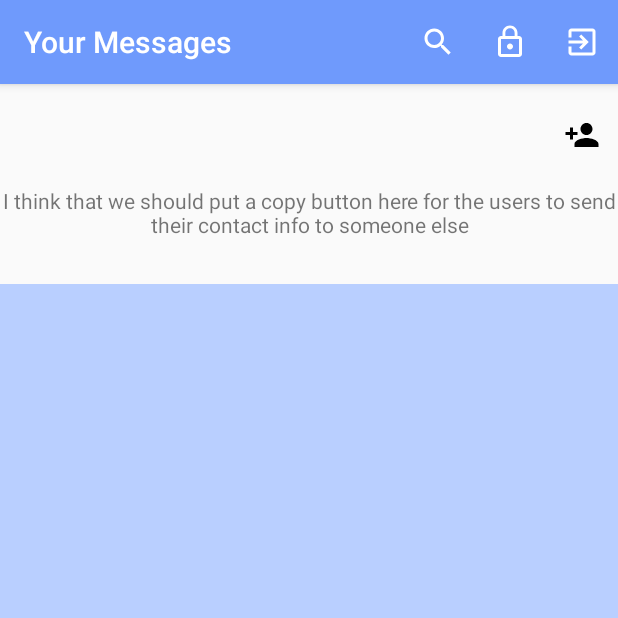
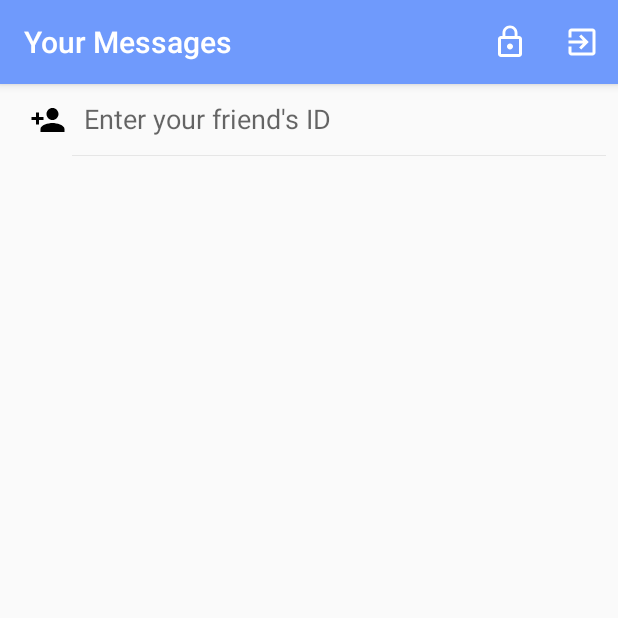
Before and after one commit to DBprod/ChatApp, an Android app: the screen it shows after launch once a user with an empty profile is signed in (MainActivity), on a phone screen of 412 x 824 dp, the top half of it. Run offline under Robolectric (Android 15) with nearby library versions, the phone set to English and light mode, and no system bars; our stand-ins replace Firebase (no records; nobody signed in at launch, a user with empty details on screens opened directly).

Commit message:
Design changes

```diff
--- a/app/src/main/java/com/example/chatapp/MainActivity.java
+++ b/app/src/main/java/com/example/chatapp/MainActivity.java
@@ -45,6 +45,7 @@ public class MainActivity extends AppCompatActivity implements LogoutDialog.Logo
     private BigInteger[] myPublicKey = new BigInteger[2];
     private boolean menuCreated = false;
     private boolean correctKeyInput = false;
+    android.support.v7.widget.SearchView searchView;
 
     private static final String TAG = "MESSAGE";
 
@@ -143,6 +144,44 @@ public class MainActivity extends AppCompatActivity implements LogoutDialog.Logo
                 correctKeyInput = Encryptor.checkKeys(myPublicKey);
                 setMenuKeyIcon(correctKeyInput);
             }
+
+            android.support.v7.widget.SearchView searchView = findViewById(R.id.searchButton);
+
+            searchView.setOnQueryTextListener(new SearchView.OnQueryTextListener() {
+                @Override
+                public boolean onQueryTextSubmit(final String s) {
+                    DatabaseReference receiverUserRef = FirebaseDatabase.getInstance().getReference().child("Users").child(s);
+                    receiverUserRef.addListenerForSingleValueEvent(new ValueEventListener() {
+                        @Override
+                        public void onDataChange(@NonNull DataSnapshot dataSnapshot) {
+                            if(dataSnapshot.hasChild("name")) {
+                                final String receiverName = dataSnapshot.child("name").getValue().toString();
+                                final String receiverMod = dataSnapshot.child("mod").getValue().toString();
+                                final String receiverExp = dataSnapshot.child("exp").getValue().toString();
+                                Intent viewMessagesIntent = new Intent(MainActivity.this, MessageActivity.class);
+                                viewMessagesIntent.putExtra("uid", s);
+                                viewMessagesIntent.putExtra("receiverName", receiverName);
+                                viewMessagesIntent.putExtra("receiverMod", receiverMod);
+                                viewMessagesIntent.putExtra("receiverExp", receiverExp);
+                                startActivity(viewMessagesIntent);
+                            } else {
+                                Toast.makeText(MainActivity.this, "This user does not exist", Toast.LENGTH_LONG).show();
+                            }
+                        }
+
+                        @Override
+                        public void onCancelled(@NonNull DatabaseError databaseError) {
+
+                        }
+                    });
+                    return false;
+                }
+
+                @Override
+                public boolean onQueryTextChange(String s) {
+                    return false;
+                }
+            });
         }
     }
 
@@ -182,45 +221,6 @@ public class MainActivity extends AppCompatActivity implements LogoutDialog.Logo
         this.menu = menu;
         setMenuKeyIcon(Encryptor.checkKeys(myPublicKey));
         menuCreated = true;
-
-        MenuItem searchItem = menu.findItem(R.id.search_button);
-        android.support.v7.widget.SearchView searchView = (android.support.v7.widget.SearchView) searchItem.getActionView();
-
-        searchView.setOnQueryTextListener(new SearchView.OnQueryTextListener() {
-            @Override
-            public boolean onQueryTextSubmit(final String s) {
-                DatabaseReference receiverUserRef = FirebaseDatabase.getInstance().getReference().child("Users").child(s);
-                receiverUserRef.addListenerForSingleValueEvent(new ValueEventListener() {
-                    @Override
-                    public void onDataChange(@NonNull DataSnapshot dataSnapshot) {
-                        if(dataSnapshot.hasChild("name")) {
-                            final String receiverName = dataSnapshot.child("name").getValue().toString();
-                            final String receiverMod = dataSnapshot.child("mod").getValue().toString();
-                            final String receiverExp = dataSnapshot.child("exp").getValue().toString();
-                            Intent viewMessagesIntent = new Intent(MainActivity.this, MessageActivity.class);
-                            viewMessagesIntent.putExtra("uid", s);
-                            viewMessagesIntent.putExtra("receiverName", receiverName);
-                            viewMessagesIntent.putExtra("receiverMod", receiverMod);
-                            viewMessagesIntent.putExtra("receiverExp", receiverExp);
-                            startActivity(viewMessagesIntent);
-                        } else {
-                            Toast.makeText(MainActivity.this, "This user does not exist", Toast.LENGTH_LONG).show();
-                        }
-                    }
-
-                    @Override
-                    public void onCancelled(@NonNull DatabaseError databaseError) {
-
-                    }
-                });
-                return false;
-            }
-
-            @Override
-            public boolean onQueryTextChange(String s) {
-                return false;
-            }
-        });
         return super.onCreateOptionsMenu(menu);
     }
 
@@ -230,9 +230,7 @@ public class MainActivity extends AppCompatActivity implements LogoutDialog.Logo
         int id = item.getItemId();
 
         if (id == R.id.logoutBtn) {
-            prefEditor.clear().commit();
             openDialog();
-//            mAuth.signOut();
         }
         if (id == R.id.privateKeyInput){
             ClipboardManager clipboard = (ClipboardManager) getSystemService(CLIPBOARD_SERVICE);
@@ -287,6 +285,7 @@ public class MainActivity extends AppCompatActivity implements LogoutDialog.Logo
     public void logout(boolean logout) {
         if(logout){
             mAuth.signOut();
+            prefEditor.clear().commit();
         }
     }
 }
--- a/app/src/main/res/layout/activity_main.xml
+++ b/app/src/main/res/layout/activity_main.xml
@@ -10,29 +10,14 @@
     <android.support.v7.widget.SearchView
         android:layout_width="match_parent"
         android:layout_height="wrap_content"
-        android:id="@+id/searchUsersBar"
+        android:id="@+id/searchButton"
         android:layoutDirection="rtl"
         app:defaultQueryHint="Enter your friend's ID"
         app:searchIcon="@drawable/ic_person_add"
-        android:layout_marginTop="10dp"
-        android:layout_marginBottom="10dp"
+        app:iconifiedByDefault="false"
         />
-
-    <TextView
-        android:id="@+id/appDescription"
-        android:layout_width="wrap_content"
-        android:layout_height="wrap_content"
-        android:layout_below="@+id/searchUsersBar"
-        android:layout_centerHorizontal="true"
-        android:layout_marginBottom="30dp"
-        android:text="I think that we should put a copy button here for the users to send their contact info to someone else"
-        android:textAlignment="center"/>
-
-
-
     <android.support.v7.widget.RecyclerView
-        android:layout_below="@+id/appDescription"
-        android:background="@drawable/contact_list_shape"
+        android:layout_below="@+id/searchButton"
         android:id="@+id/contactRec"
         android:layout_width="match_parent"
         android:layout_height="match_parent"
--- a/app/src/main/res/menu/main_menu.xml
+++ b/app/src/main/res/menu/main_menu.xml
@@ -1,11 +1,6 @@
 <?xml version="1.0" encoding="utf-8"?>
 <menu xmlns:android="http://schemas.android.com/apk/res/android"
       xmlns:app="http://schemas.android.com/apk/res-auto">
-    <item android:id="@+id/search_button"
-        android:icon="@drawable/ic_search"
-        android:title="Search"
-        app:showAsAction="ifRoom|collapseActionView"
-        app:actionViewClass="android.support.v7.widget.SearchView" />
     <item
         android:title="Input Private Key"
         android:id="@+id/privateKeyInput"
```
Also changed, not shown: app/src/main/java/com/example/chatapp/MessageActivity.java (+15 -3 lines).
